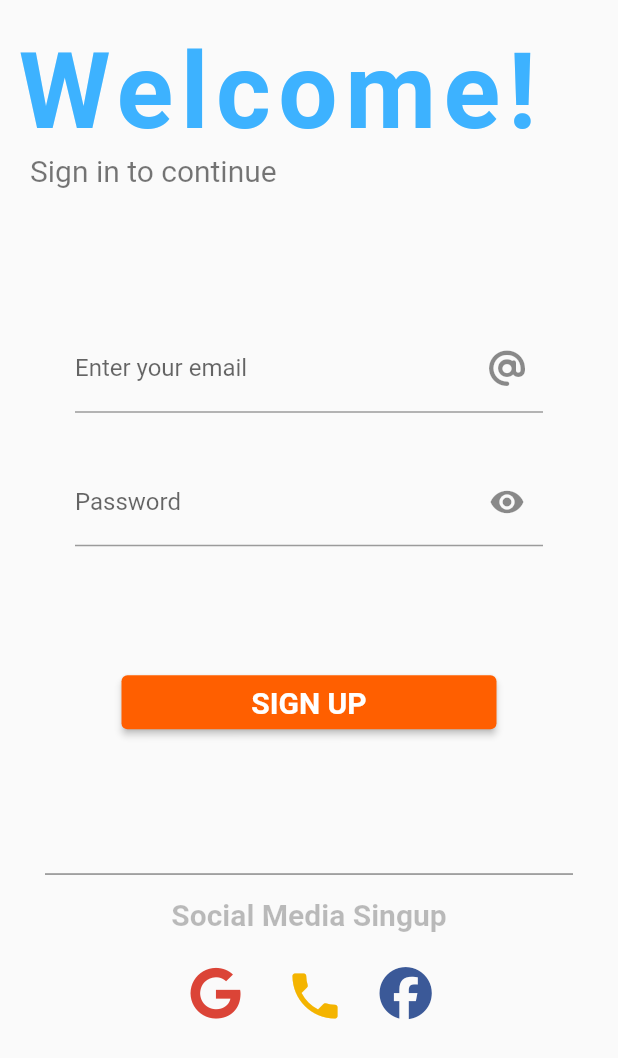
After one commit to julicam10/SecurityApp, a Flutter app: the screen it shows after launch, after a tap on "SIGN UP", after a tap on "Login", on a phone screen of 412 x 824 dp. The commit adds this screen. Shown: the top 1058 px of the screen. Run offline on Flutter 3.47's test engine with Material 2 defaults, Android fonts, the phone set to English and light mode, and no system bars; our stand-ins replace font_awesome_flutter.

Commit message:
Se creo la interfaz de login, hace falta mejorarla

```diff
--- /dev/null
+++ b/lib/screens/login_screen.dart
@@ -0,0 +1,188 @@
+import 'package:flutter/material.dart';
+import 'package:font_awesome_flutter/font_awesome_flutter.dart';
+
+class LoginScreen extends StatefulWidget {
+  LoginScreen({Key? key}) : super(key: key);
+
+  @override
+  State<LoginScreen> createState() => _LoginScreenState();
+}
+
+String email = '';
+String password = '';
+bool selectedValue = true;
+
+class _LoginScreenState extends State<LoginScreen> {
+  final emailController = TextEditingController();
+  final passwordController = TextEditingController();
+  @override
+  Widget build(BuildContext context) {
+    final heightScreen = MediaQuery.of(context).size.height;
+    final widthScreen = MediaQuery.of(context).size.width;
+    return Scaffold(
+      body: SafeArea(
+        child: SingleChildScrollView(
+          child: Column(
+            mainAxisAlignment: MainAxisAlignment.center,
+            crossAxisAlignment: CrossAxisAlignment.stretch,
+            children: [
+              const Padding(
+                padding: EdgeInsets.only(left: 10.0, top: 20.0),
+                child: Text(
+                  'Welcome!',
+                  style: TextStyle(
+                    fontSize: 70,
+                    color: Color.fromRGBO(61, 178, 255, 1),
+                    fontWeight: FontWeight.bold,
+                    letterSpacing: 5.0,
+                  ),
+                ),
+              ),
+              const Padding(
+                padding: EdgeInsets.only(left: 20.0),
+                child: Text(
+                  'Sign in to continue',
+                  style: TextStyle(fontSize: 20.0, color: Colors.black54),
+                ),
+              ),
+              SizedBox(height: heightScreen * 0.05),
+              Column(
+                children: [
+                  Padding(
+                    padding: const EdgeInsets.only(
+                        left: 50.0, right: 50.0, top: 50.0),
+                    child: TextFormField(
+                      controller: emailController,
+                      validator: (val) {
+                        if (!val!.contains('@') || !val.contains('.')) {
+                          return 'Invalid Email';
+                        } else {
+                          return null;
+                        }
+                      },
+                      onSaved: (val) => email = val!,
+                      decoration: const InputDecoration(
+                          hintText: 'email@example.com',
+                          labelText: 'Enter your email',
+                          suffixIcon: Icon(FontAwesomeIcons.at)),
+                    ),
+                  ),
+                  Padding(
+                    padding: const EdgeInsets.only(
+                        left: 50.0, right: 50.0, top: 30.0),
+                    child: TextFormField(
+                      obscureText: selectedValue,
+                      controller: passwordController,
+                      validator: (passwordOne) {
+                        if (passwordOne!.isEmpty) {
+                          return 'Please type something';
+                        }
+                        return null;
+                      },
+                      onSaved: (passwordOne) {
+                        passwordOne = passwordOne!;
+                        print(passwordOne);
+                      },
+                      decoration: InputDecoration(
+                        hintText: '*****************',
+                        labelText: 'Password',
+                        suffixIcon: IconButton(
+                          icon: Icon(
+                            selectedValue
+                                ? Icons.visibility
+                                : Icons.visibility_off,
+                            semanticLabel: selectedValue
+                                ? 'hide password'
+                                : 'show password',
+                          ),
+                          onPressed: () {
+                            setState(() {
+                              selectedValue ^= true;
+                            });
+                          },
+                        ),
+                      ),
+                    ),
+                  ),
+                  Container(
+                    padding: const EdgeInsets.only(
+                        left: 50.0, right: 50.0, top: 80.0),
+                    width: 350,
+                    child: SizedBox(
+                      width: double.infinity,
+                      child: ElevatedButton(
+                        style: ElevatedButton.styleFrom(
+                            primary: const Color.fromRGBO(255, 95, 0, 1),
+                            textStyle: const TextStyle(
+                              fontSize: 20,
+                              fontWeight: FontWeight.bold,
+                            )),
+                        child: const Text('SIGN UP'),
+                        onPressed: () {},
+                      ),
+                    ),
+                  ),
+                  const Padding(
+                    padding:
+                        EdgeInsets.only(left: 30.0, right: 30.0, top: 90.0),
+                    child: Divider(
+                      color: Colors.black45,
+                      height: 1,
+                      thickness: 1,
+                    ),
+                  ),
+                  const Padding(
+                    padding: EdgeInsets.symmetric(vertical: 15.0),
+                    child: Text(
+                      'Social Media Singup',
+                      style: TextStyle(
+                        fontWeight: FontWeight.bold,
+                        color: Colors.black26,
+                        fontSize: 20.0,
+                      ),
+                    ),
+                  ),
+                  Row(
+                    mainAxisAlignment: MainAxisAlignment.center,
+                    children: [
+                      Padding(
+                        padding: const EdgeInsets.only(right: 15.0),
+                        child: IconButton(
+                          onPressed: () {},
+                          icon: const Icon(
+                            FontAwesomeIcons.google,
+                            color: Color.fromRGBO(219, 68, 55, 1),
+                            size: 35.0,
+                          ),
+                        ),
+                      ),
+                      Padding(
+                        padding: const EdgeInsets.only(right: 15.0),
+                        child: IconButton(
+                          onPressed: () {},
+                          icon: const Icon(
+                            Icons.phone,
+                            color: Color.fromRGBO(244, 180, 0, 1),
+                            size: 40.0,
+                          ),
+                        ),
+                      ),
+                      IconButton(
+                        onPressed: () {},
+                        icon: const Icon(
+                          FontAwesomeIcons.facebook,
+                          color: Color.fromRGBO(59, 89, 152, 1),
+                          size: 35.0,
+                        ),
+                      ),
+                    ],
+                  )
+                ],
+              )
+            ],
+          ),
+        ),
+      ),
+    );
+  }
+}
--- a/lib/screens/signup_screen.dart
+++ b/lib/screens/signup_screen.dart
@@ -1,4 +1,5 @@
 import 'package:flutter/material.dart';
+import 'package:security_app/screens/login_screen.dart';
 
 class SignUpScreen extends StatefulWidget {
   const SignUpScreen({Key? key}) : super(key: key);
@@ -57,11 +58,12 @@ class _SignUpScreen extends State<SignUpScreen> {
               const Padding(
                 padding: EdgeInsets.only(left: 20.0, top: 30.0),
                 child: Text(
-                  'Singup',
+                  'Hello,',
                   style: TextStyle(
                     color: Color.fromRGBO(255, 95, 0, 1),
                     fontSize: 50,
                     fontWeight: FontWeight.bold,
+                    letterSpacing: 3.0,
                   ),
                 ),
               ),
@@ -136,7 +138,7 @@ class _SignUpScreen extends State<SignUpScreen> {
                               fontSize: 20,
                               fontWeight: FontWeight.bold,
                             )),
-                        child: const Text('Submit'),
+                        child: const Text('SIGN UP'),
                         onPressed: _submit,
                       ),
                     ),
@@ -159,7 +161,12 @@ class _SignUpScreen extends State<SignUpScreen> {
                           ),
                         ),
                         child: const Text('Login'),
-                        onPressed: () {},
+                        onPressed: () {
+                          Navigator.push(
+                              context,
+                              MaterialPageRoute(
+                                  builder: (context) => LoginScreen()));
+                        },
                       ),
                     ),
                   ),
--- a/pubspec.yaml
+++ b/pubspec.yaml
@@ -45,6 +45,7 @@ dev_dependencies:
   # package. See that file for information about deactivating specific lint
   # rules and activating additional ones.
   flutter_lints: ^1.0.0
+  font_awesome_flutter: ^10.1.0
 
 # For information on the generic Dart part of this file, see the
 # following page: https://dart.dev/tools/pub/pubspec
```
Also changed, not shown: pubspec.lock.
